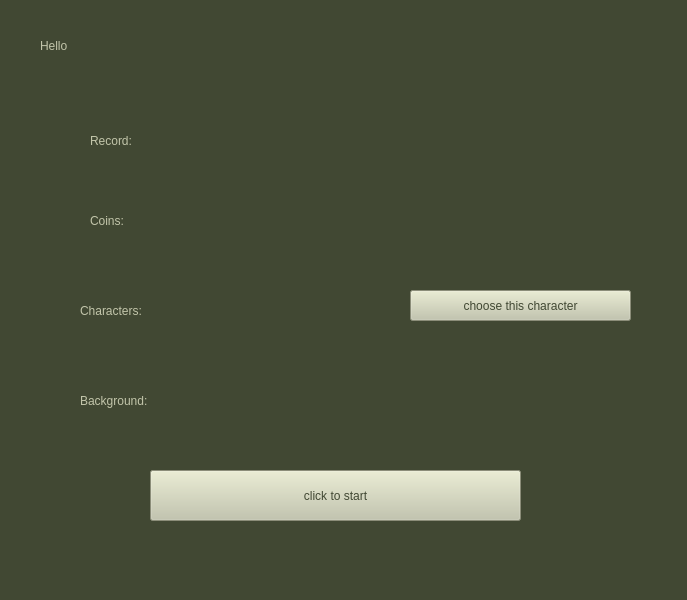
Qt form des2.ui (daegryo/forest) before a commit.
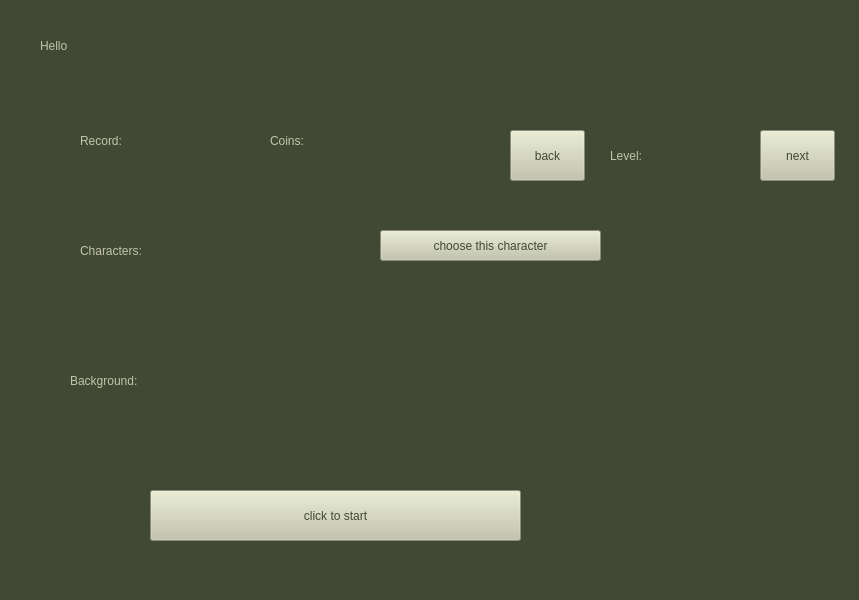
The same form after that commit.

What changed in the file:
```diff
--- a/des2.ui
+++ b/des2.ui
@@ -6,7 +6,7 @@
    <rect>
     <x>0</x>
     <y>0</y>
-    <width>687</width>
+    <width>859</width>
     <height>600</height>
    </rect>
   </property>
@@ -37,7 +37,7 @@
    <widget class="QLabel" name="record_label">
     <property name="geometry">
      <rect>
-      <x>90</x>
+      <x>80</x>
       <y>110</y>
       <width>161</width>
       <height>61</height>
@@ -54,8 +54,8 @@
    <widget class="QLabel" name="coins_label">
     <property name="geometry">
      <rect>
-      <x>90</x>
-      <y>190</y>
+      <x>270</x>
+      <y>110</y>
       <width>161</width>
       <height>61</height>
      </rect>
@@ -72,7 +72,7 @@
     <property name="geometry">
      <rect>
       <x>80</x>
-      <y>280</y>
+      <y>220</y>
       <width>161</width>
       <height>61</height>
      </rect>
@@ -88,8 +88,8 @@
    <widget class="QLabel" name="background_label">
     <property name="geometry">
      <rect>
-      <x>80</x>
-      <y>370</y>
+      <x>70</x>
+      <y>350</y>
       <width>161</width>
       <height>61</height>
      </rect>
@@ -106,7 +106,7 @@
     <property name="geometry">
      <rect>
       <x>150</x>
-      <y>470</y>
+      <y>490</y>
       <width>371</width>
       <height>51</height>
      </rect>
@@ -123,8 +123,8 @@
    <widget class="QLabel" name="photo_label">
     <property name="geometry">
      <rect>
-      <x>280</x>
-      <y>270</y>
+      <x>270</x>
+      <y>210</y>
       <width>71</width>
       <height>71</height>
      </rect>
@@ -136,8 +136,8 @@
    <widget class="QPushButton" name="choose_Button">
     <property name="geometry">
      <rect>
-      <x>410</x>
-      <y>290</y>
+      <x>380</x>
+      <y>230</y>
       <width>221</width>
       <height>31</height>
      </rect>
@@ -151,6 +151,72 @@
      <string>choose this character</string>
     </property>
    </widget>
+   <widget class="QLabel" name="back_label">
+    <property name="geometry">
+     <rect>
+      <x>260</x>
+      <y>320</y>
+      <width>341</width>
+      <height>131</height>
+     </rect>
+    </property>
+    <property name="text">
+     <string/>
+    </property>
+   </widget>
+   <widget class="QLabel" name="level_label">
+    <property name="geometry">
+     <rect>
+      <x>610</x>
+      <y>130</y>
+      <width>121</width>
+      <height>51</height>
+     </rect>
+    </property>
+    <property name="styleSheet">
+     <string notr="true">font: 75 14pt &quot;Palatino Linotype&quot;;
+color: rgb(194, 197, 170)</string>
+    </property>
+    <property name="text">
+     <string>Level:</string>
+    </property>
+   </widget>
+   <widget class="QPushButton" name="next_Button">
+    <property name="geometry">
+     <rect>
+      <x>760</x>
+      <y>130</y>
+      <width>75</width>
+      <height>51</height>
+     </rect>
+    </property>
+    <property name="styleSheet">
+     <string notr="true">font: 75 14pt &quot;Palatino Linotype&quot;;
+background-color: rgb(194, 197, 170);
+color: rgb(65, 72, 51)</string>
+    </property>
+    <property name="text">
+     <string>next</string>
+    </property>
+   </widget>
+   <widget class="QPushButton" name="back_Button">
+    <property name="geometry">
+     <rect>
+      <x>510</x>
+      <y>130</y>
+      <width>75</width>
+      <height>51</height>
+     </rect>
+    </property>
+    <property name="styleSheet">
+     <string notr="true">font: 75 14pt &quot;Palatino Linotype&quot;;
+background-color: rgb(194, 197, 170);
+color: rgb(65, 72, 51)</string>
+    </property>
+    <property name="text">
+     <string>back</string>
+    </property>
+   </widget>
   </widget>
   <widget class="QMenuBar" name="menubar">
    <property name="geometry">
```
Left out of the diff: 2 changed lines with no effect on the pictures.
